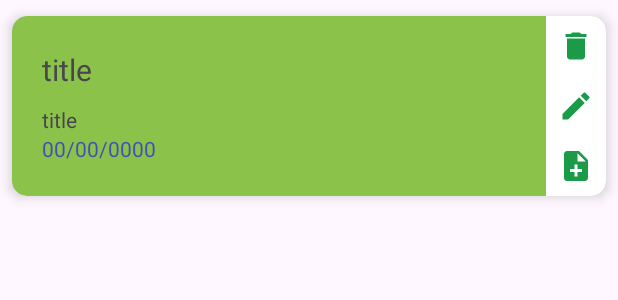
After one commit to developerNir/Todo_App_With_MVVM_Architecture, an Android app: the layout todo_layout.xml on its own in the app's theme, with its tools: preview values and no code run, on a phone screen of 412 x 824 dp. The commit adds this screen. Shown: the top 300 px of the screen. Run offline under Robolectric (Android 15) with nearby library versions, the phone set to English and light mode, and no system bars.

Commit message:
todo delete and get success

```diff
--- a/app/src/main/java/com/example/mytodoapp/Service/Reposetory/TodoRepositoryInterface.java
+++ b/app/src/main/java/com/example/mytodoapp/Service/Reposetory/TodoRepositoryInterface.java
@@ -6,6 +6,7 @@ public interface TodoRepositoryInterface {
 
 
     public void createTodo(String token, TodoCreate todoCreate);
+    public void getAllTodoList(String token);
 
 
 }
--- /dev/null
+++ b/app/src/main/res/drawable/edit_ic.xml
@@ -0,0 +1,5 @@
+<vector xmlns:android="http://schemas.android.com/apk/res/android" android:height="24dp" android:tint="#1B9B48" android:viewportHeight="24" android:viewportWidth="24" android:width="24dp">
+
+    <path android:fillColor="@android:color/white" android:pathData="M3,17.25V21h3.75L17.81,9.94l-3.75,-3.75L3,17.25zM20.71,7.04c0.39,-0.39 0.39,-1.02 0,-1.41l-2.34,-2.34c-0.39,-0.39 -1.02,-0.39 -1.41,0l-1.83,1.83 3.75,3.75 1.83,-1.83z"/>
+
+</vector>
--- /dev/null
+++ b/app/src/main/res/drawable/note_add_ic.xml
@@ -0,0 +1,5 @@
+<vector xmlns:android="http://schemas.android.com/apk/res/android" android:autoMirrored="true" android:height="24dp" android:tint="#1B9B48" android:viewportHeight="24" android:viewportWidth="24" android:width="24dp">
+
+    <path android:fillColor="@android:color/white" android:pathData="M14,2L6,2c-1.1,0 -1.99,0.9 -1.99,2L4,20c0,1.1 0.89,2 1.99,2L18,22c1.1,0 2,-0.9 2,-2L20,8l-6,-6zM16,16h-3v3h-2v-3L8,16v-2h3v-3h2v3h3v2zM13,9L13,3.5L18.5,9L13,9z"/>
+
+</vector>
--- /dev/null
+++ b/app/src/main/res/layout/todo_layout.xml
@@ -0,0 +1,101 @@
+<?xml version="1.0" encoding="utf-8"?>
+<LinearLayout xmlns:android="http://schemas.android.com/apk/res/android"
+    android:layout_width="match_parent"
+    android:layout_height="wrap_content"
+    xmlns:app="http://schemas.android.com/apk/res-auto"
+    android:orientation="vertical">
+    <androidx.cardview.widget.CardView
+        android:layout_width="match_parent"
+        android:layout_height="wrap_content"
+        app:cardElevation="5dp"
+        app:cardPreventCornerOverlap="true"
+        app:cardUseCompatPadding="true"
+        app:cardBackgroundColor="#8BC34A"
+        app:cardMaxElevation="3dp"
+        app:cardCornerRadius="10dp"
+        >
+        <androidx.constraintlayout.widget.ConstraintLayout
+            android:layout_width="match_parent"
+            android:layout_height="match_parent"
+            >
+
+            <LinearLayout
+                android:id="@+id/linearLayout"
+                android:layout_width="wrap_content"
+                android:layout_height="match_parent"
+                android:background="@color/white"
+                android:orientation="vertical"
+                app:layout_constraintBottom_toBottomOf="parent"
+                app:layout_constraintEnd_toEndOf="parent"
+                app:layout_constraintTop_toTopOf="parent">
+
+                <ImageView
+                    android:id="@+id/imageDelete"
+                    android:layout_width="wrap_content"
+                    android:layout_height="match_parent"
+                    android:padding="8dp"
+                    android:src="@drawable/delete_ic"
+                    app:layout_constraintEnd_toEndOf="parent"
+                    app:layout_constraintTop_toTopOf="parent" />
+
+                <ImageView
+                    android:id="@+id/imageEdit"
+                    android:layout_width="wrap_content"
+                    android:layout_height="match_parent"
+                    android:padding="8dp"
+                    android:src="@drawable/edit_ic"
+                    app:layout_constraintBottom_toBottomOf="parent"
+                    app:layout_constraintEnd_toEndOf="parent" />
+
+                <ImageView
+                    android:id="@+id/imageNote"
+                    android:layout_width="wrap_content"
+                    android:layout_height="match_parent"
+                    android:padding="8dp"
+                    android:src="@drawable/note_add_ic"
+                    app:layout_constraintBottom_toBottomOf="parent"
+                    app:layout_constraintEnd_toEndOf="parent" />
+            </LinearLayout>
+
+            <LinearLayout
+                android:layout_marginEnd="40dp"
+                android:layout_width="match_parent"
+                android:layout_height="match_parent"
+                android:orientation="vertical"
+                android:paddingStart="20dp"
+                app:layout_constraintBottom_toBottomOf="parent"
+                app:layout_constraintEnd_toStartOf="@+id/linearLayout"
+                app:layout_constraintStart_toStartOf="parent"
+                app:layout_constraintTop_toTopOf="parent">
+
+                <TextView
+                    android:id="@+id/titleTv"
+                    android:layout_width="wrap_content"
+                    android:layout_height="wrap_content"
+                    android:paddingVertical="10dp"
+                    android:text="title"
+                    android:textSize="20dp" />
+
+                <TextView
+                    android:id="@+id/desTv"
+                    android:layout_width="wrap_content"
+                    android:layout_height="wrap_content"
+                    android:text="title" />
+
+                <TextView
+                    android:id="@+id/timeTv"
+                    android:layout_width="wrap_content"
+                    android:layout_height="wrap_content"
+                    android:layout_marginBottom="10dp"
+                    android:text="00/00/0000"
+                    android:textColor="#3F51B5" />
+
+            </LinearLayout>
+
+        </androidx.constraintlayout.widget.ConstraintLayout>
+
+    </androidx.cardview.widget.CardView>
+
+
+
+</LinearLayout>
```
Also changed, not shown: app/src/main/java/com/example/mytodoapp/Service/Model/TodoModel/AllTodoArrayData.java (added, +24 -0 lines), app/src/main/java/com/example/mytodoapp/Service/Model/TodoModel/AllTodoData.java (added, +101 -0 lines), app/src/main/java/com/example/mytodoapp/Service/Model/TodoModel/AllTodoResponse.java (added, +35 -0 lines), app/src/main/java/com/example/mytodoapp/Service/Model/TodoModel/DeleteModel/DeleteData.java (added, +97 -0 lines), app/src/main/java/com/example/mytodoapp/Service/Model/TodoModel/DeleteModel/TodoDeleteModel.java (added, +33 -0 lines), app/src/main/java/com/example/mytodoapp/Service/Network/ApiServices.java (+9 -1 lines), app/src/main/java/com/example/mytodoapp/Service/Reposetory/TodoRepository.java (+96 -0 lines), app/src/main/java/com/example/mytodoapp/View/Ui/Fragment/AllTodoFragment.java (+160 -6 lines), app/src/main/java/com/example/mytodoapp/ViewModel/TodoViewModel.java (+24 -1 lines), app/src/main/res/layout/fragment_all_todo.xml (+7 -0 lines).
